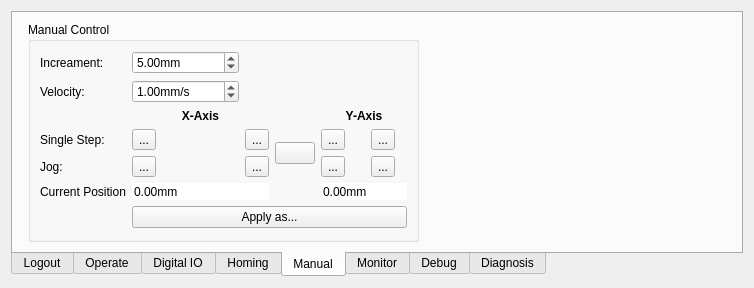
This is source/wnd/h2ops.ui in ww4u/mct-t4 as Qt 5 draws it before an edit. The edited form follows.
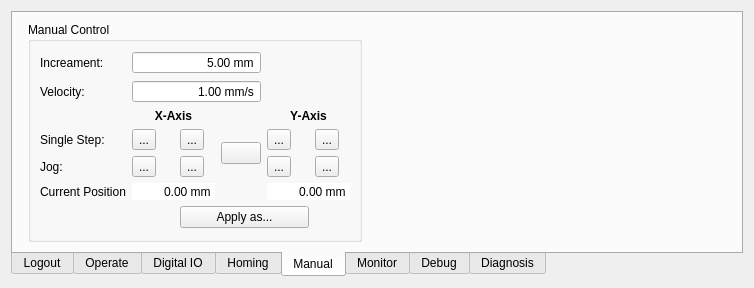
This is the edited form. The open tabs and pages were chosen to show the change. Icons and pictures are not drawn. Custom widgets are drawn as their Qt base class.

What changed in the file:
```diff
--- a/source/wnd/h2ops.ui
+++ b/source/wnd/h2ops.ui
@@ -29,7 +29,7 @@
       <enum>QTabWidget::South</enum>
      </property>
      <property name="currentIndex">
-      <number>5</number>
+      <number>3</number>
      </property>
      <property name="movable">
       <bool>true</bool>
@@ -79,6 +79,9 @@
             <property name="frame">
              <bool>false</bool>
             </property>
+            <property name="alignment">
+             <set>Qt::AlignRight|Qt::AlignTrailing|Qt::AlignVCenter</set>
+            </property>
             <property name="readOnly">
              <bool>true</bool>
             </property>
@@ -86,13 +89,13 @@
              <enum>QAbstractSpinBox::NoButtons</enum>
             </property>
             <property name="suffix">
-             <string>mm</string>
+             <string> mm</string>
             </property>
             <property name="minimum">
-             <double>-1000000000.000000000000000</double>
+             <double>-10000.000000000000000</double>
             </property>
             <property name="maximum">
-             <double>1000000000.000000000000000</double>
+             <double>10000.000000000000000</double>
             </property>
            </widget>
           </item>
@@ -107,6 +110,9 @@
             <property name="frame">
              <bool>false</bool>
             </property>
+            <property name="alignment">
+             <set>Qt::AlignRight|Qt::AlignTrailing|Qt::AlignVCenter</set>
+            </property>
             <property name="readOnly">
              <bool>true</bool>
             </property>
@@ -114,13 +120,13 @@
              <enum>QAbstractSpinBox::NoButtons</enum>
             </property>
             <property name="suffix">
-             <string>m</string>
+             <string> m</string>
             </property>
             <property name="minimum">
-             <double>-1000000000.000000000000000</double>
+             <double>-10000.000000000000000</double>
             </property>
             <property name="maximum">
-             <double>1000000000.000000000000000</double>
+             <double>10000.000000000000000</double>
             </property>
            </widget>
           </item>
@@ -156,6 +162,9 @@
             <property name="frame">
              <bool>false</bool>
             </property>
+            <property name="alignment">
+             <set>Qt::AlignRight|Qt::AlignTrailing|Qt::AlignVCenter</set>
+            </property>
             <property name="readOnly">
              <bool>true</bool>
             </property>
@@ -163,13 +172,13 @@
              <enum>QAbstractSpinBox::NoButtons</enum>
             </property>
             <property name="suffix">
-             <string>mm</string>
+             <string> mm</string>
             </property>
             <property name="minimum">
-             <double>-1000000000.000000000000000</double>
+             <double>-10000.000000000000000</double>
             </property>
             <property name="maximum">
-             <double>1000000000.000000000000000</double>
+             <double>10000.000000000000000</double>
             </property>
            </widget>
           </item>
@@ -184,6 +193,9 @@
             <property name="frame">
              <bool>false</bool>
             </property>
+            <property name="alignment">
+             <set>Qt::AlignRight|Qt::AlignTrailing|Qt::AlignVCenter</set>
+            </property>
             <property name="readOnly">
              <bool>true</bool>
             </property>
@@ -191,13 +203,13 @@
              <enum>QAbstractSpinBox::NoButtons</enum>
             </property>
             <property name="suffix">
-             <string>mm</string>
+             <string> mm</string>
             </property>
             <property name="minimum">
-             <double>-1000000000.000000000000000</double>
+             <double>-10000.000000000000000</double>
             </property>
             <property name="maximum">
-             <double>1000000000.000000000000000</double>
+             <double>10000.000000000000000</double>
             </property>
            </widget>
           </item>
@@ -226,6 +238,9 @@
             <property name="frame">
              <bool>false</bool>
             </property>
+            <property name="alignment">
+             <set>Qt::AlignRight|Qt::AlignTrailing|Qt::AlignVCenter</set>
+            </property>
             <property name="readOnly">
              <bool>true</bool>
             </property>
@@ -233,13 +248,13 @@
              <enum>QAbstractSpinBox::NoButtons</enum>
             </property>
             <property name="suffix">
-             <string>m</string>
+             <string> m</string>
             </property>
             <property name="minimum">
-             <double>-1000000000.000000000000000</double>
+             <double>-10000.000000000000000</double>
             </property>
             <property name="maximum">
-             <double>1000000000.000000000000000</double>
+             <double>10000.000000000000000</double>
             </property>
            </widget>
           </item>
@@ -268,6 +283,9 @@
             <property name="frame">
              <bool>false</bool>
             </property>
+            <property name="alignment">
+             <set>Qt::AlignRight|Qt::AlignTrailing|Qt::AlignVCenter</set>
+            </property>
             <property name="readOnly">
              <bool>true</bool>
             </property>
@@ -275,13 +293,13 @@
              <enum>QAbstractSpinBox::NoButtons</enum>
             </property>
             <property name="suffix">
-             <string>mm</string>
+             <string> mm</string>
             </property>
             <property name="minimum">
-             <double>-1000000000.000000000000000</double>
+             <double>-10000.000000000000000</double>
             </property>
             <property name="maximum">
-             <double>1000000000.000000000000000</double>
+             <double>10000.000000000000000</double>
             </property>
            </widget>
           </item>
@@ -296,6 +314,9 @@
             <property name="frame">
              <bool>false</bool>
             </property>
+            <property name="alignment">
+             <set>Qt::AlignRight|Qt::AlignTrailing|Qt::AlignVCenter</set>
+            </property>
             <property name="readOnly">
              <bool>true</bool>
             </property>
@@ -303,13 +324,13 @@
              <enum>QAbstractSpinBox::NoButtons</enum>
             </property>
             <property name="suffix">
-             <string>mm</string>
+             <string> mm</string>
             </property>
             <property name="minimum">
-             <double>-1000000000.000000000000000</double>
+             <double>-10000.000000000000000</double>
             </property>
             <property name="maximum">
-             <double>1000000000.000000000000000</double>
+             <double>10000.000000000000000</double>
             </property>
            </widget>
           </item>
@@ -665,6 +686,9 @@
             <property name="frame">
              <bool>false</bool>
             </property>
+            <property name="alignment">
+             <set>Qt::AlignRight|Qt::AlignTrailing|Qt::AlignVCenter</set>
+            </property>
             <property name="readOnly">
              <bool>true</bool>
             </property>
@@ -672,13 +696,13 @@
              <enum>QAbstractSpinBox::NoButtons</enum>
             </property>
             <property name="suffix">
-             <string>mm</string>
+             <string> mm</string>
             </property>
             <property name="minimum">
-             <double>-1000000000.000000000000000</double>
+             <double>-10000.000000000000000</double>
             </property>
             <property name="maximum">
-             <double>1000000000.000000000000000</double>
+             <double>10000.000000000000000</double>
             </property>
            </widget>
           </item>
@@ -718,6 +742,9 @@
             <property name="frame">
              <bool>false</bool>
             </property>
+            <property name="alignment">
+             <set>Qt::AlignRight|Qt::AlignTrailing|Qt::AlignVCenter</set>
+            </property>
             <property name="readOnly">
              <bool>true</bool>
             </property>
@@ -725,13 +752,13 @@
              <enum>QAbstractSpinBox::NoButtons</enum>
             </property>
             <property name="suffix">
-             <string>mm</string>
+             <string> mm</string>
             </property>
             <property name="minimum">
-             <double>-1000000000.000000000000000</double>
+             <double>-10000.000000000000000</double>
             </property>
             <property name="maximum">
-             <double>1000000000.000000000000000</double>
+             <double>10000.000000000000000</double>
             </property>
            </widget>
           </item>
@@ -798,22 +825,60 @@
          </property>
          <layout class="QGridLayout" name="gridLayout_4">
           <item row="0" column="0">
-           <widget class="QLabel" name="label">
-            <property name="text">
-             <string>Increament:</string>
+           <layout class="QGridLayout" name="gridLayout_3">
+            <item row="1" column="1" colspan="3">
+             <widget class="QDoubleSpinBox" name="doubleSpinBox_Velocity">
+              <property name="sizePolicy">
+               <sizepolicy hsizetype="Minimum" vsizetype="Fixed">
+                <horstretch>0</horstretch>
+                <verstretch>0</verstretch>
+               </sizepolicy>
+              </property>
+              <property name="alignment">
+               <set>Qt::AlignRight|Qt::AlignTrailing|Qt::AlignVCenter</set>
+              </property>
+              <property name="buttonSymbols">
+               <enum>QAbstractSpinBox::NoButtons</enum>
+              </property>
+              <property name="suffix">
+               <string> mm/s</string>
+              </property>
+              <property name="minimum">
+               <double>0.010000000000000</double>
+              </property>
+              <property name="maximum">
+               <double>500.000000000000000</double>
+              </property>
+              <property name="value">
+               <double>1.000000000000000</double>
             </property>
            </widget>
           </item>
-          <item row="0" column="1">
+            <item row="0" column="1" colspan="3">
            <widget class="QDoubleSpinBox" name="doubleSpinBox_Increament">
+              <property name="sizePolicy">
+               <sizepolicy hsizetype="Minimum" vsizetype="Fixed">
+                <horstretch>0</horstretch>
+                <verstretch>0</verstretch>
+               </sizepolicy>
+              </property>
+              <property name="alignment">
+               <set>Qt::AlignRight|Qt::AlignTrailing|Qt::AlignVCenter</set>
+              </property>
+              <property name="buttonSymbols">
+               <enum>QAbstractSpinBox::NoButtons</enum>
+              </property>
             <property name="suffix">
-             <string>mm</string>
+               <string> mm</string>
             </property>
             <property name="decimals">
              <number>2</number>
             </property>
+              <property name="minimum">
+               <double>0.010000000000000</double>
+              </property>
             <property name="maximum">
-             <double>10000.000000000000000</double>
+               <double>1000.000000000000000</double>
             </property>
             <property name="value">
              <double>5.000000000000000</double>
@@ -822,25 +887,46 @@
           </item>
           <item row="1" column="0">
            <widget class="QLabel" name="label_2">
+              <property name="sizePolicy">
+               <sizepolicy hsizetype="Preferred" vsizetype="Preferred">
+                <horstretch>0</horstretch>
+                <verstretch>0</verstretch>
+               </sizepolicy>
+              </property>
             <property name="text">
              <string>Velocity:</string>
             </property>
            </widget>
           </item>
-          <item row="1" column="1">
-           <widget class="QDoubleSpinBox" name="doubleSpinBox_Velocity">
+            <item row="5" column="1" colspan="2">
+             <widget class="QDoubleSpinBox" name="doubleSpinBox_currentPos_x">
+              <property name="font">
+               <font>
+                <weight>50</weight>
+                <bold>false</bold>
+               </font>
+              </property>
+              <property name="frame">
+               <bool>false</bool>
+              </property>
+              <property name="alignment">
+               <set>Qt::AlignRight|Qt::AlignTrailing|Qt::AlignVCenter</set>
+              </property>
+              <property name="readOnly">
+               <bool>true</bool>
+              </property>
+              <property name="buttonSymbols">
+               <enum>QAbstractSpinBox::NoButtons</enum>
+              </property>
             <property name="suffix">
-             <string>mm/s</string>
+               <string> mm</string>
             </property>
             <property name="minimum">
-             <double>0.010000000000000</double>
+               <double>-10000.000000000000000</double>
             </property>
             <property name="maximum">
              <double>10000.000000000000000</double>
             </property>
-            <property name="value">
-             <double>1.000000000000000</double>
-            </property>
            </widget>
           </item>
           <item row="2" column="1" colspan="2">
@@ -859,6 +945,100 @@
             </property>
            </widget>
           </item>
+            <item row="6" column="2" colspan="3">
+             <widget class="QPushButton" name="pushButton_apply">
+              <property name="text">
+               <string>Apply as...</string>
+              </property>
+             </widget>
+            </item>
+            <item row="5" column="4" colspan="2">
+             <widget class="QDoubleSpinBox" name="doubleSpinBox_currentPos_y">
+              <property name="font">
+               <font>
+                <weight>50</weight>
+                <bold>false</bold>
+               </font>
+              </property>
+              <property name="frame">
+               <bool>false</bool>
+              </property>
+              <property name="alignment">
+               <set>Qt::AlignRight|Qt::AlignTrailing|Qt::AlignVCenter</set>
+              </property>
+              <property name="readOnly">
+               <bool>true</bool>
+              </property>
+              <property name="buttonSymbols">
+               <enum>QAbstractSpinBox::NoButtons</enum>
+              </property>
+              <property name="suffix">
+               <string> mm</string>
+              </property>
+              <property name="minimum">
+               <double>-10000.000000000000000</double>
+              </property>
+              <property name="maximum">
+               <double>10000.000000000000000</double>
+              </property>
+             </widget>
+            </item>
+            <item row="3" column="2">
+             <widget class="QToolButton" name="toolButton_singlestep_x_inc">
+              <property name="sizePolicy">
+               <sizepolicy hsizetype="Fixed" vsizetype="Fixed">
+                <horstretch>0</horstretch>
+                <verstretch>0</verstretch>
+               </sizepolicy>
+              </property>
+              <property name="text">
+               <string>...</string>
+              </property>
+              <property name="icon">
+               <iconset resource="../res/res.qrc">
+                <normaloff>:/res/image/icon/arrow-right.png</normaloff>:/res/image/icon/arrow-right.png</iconset>
+              </property>
+              <property name="iconSize">
+               <size>
+                <width>40</width>
+                <height>16</height>
+               </size>
+              </property>
+             </widget>
+            </item>
+            <item row="3" column="1">
+             <widget class="QToolButton" name="toolButton_singlestep_x_dec">
+              <property name="sizePolicy">
+               <sizepolicy hsizetype="Fixed" vsizetype="Fixed">
+                <horstretch>0</horstretch>
+                <verstretch>0</verstretch>
+               </sizepolicy>
+              </property>
+              <property name="layoutDirection">
+               <enum>Qt::LeftToRight</enum>
+              </property>
+              <property name="text">
+               <string>...</string>
+              </property>
+              <property name="icon">
+               <iconset resource="../res/res.qrc">
+                <normaloff>:/res/image/icon/arrow-left.png</normaloff>:/res/image/icon/arrow-left.png</iconset>
+              </property>
+              <property name="iconSize">
+               <size>
+                <width>40</width>
+                <height>16</height>
+               </size>
+              </property>
+             </widget>
+            </item>
+            <item row="4" column="0">
+             <widget class="QLabel" name="label_5">
+              <property name="text">
+               <string>Jog:</string>
+              </property>
+             </widget>
+            </item>
           <item row="2" column="4" colspan="2">
            <widget class="QLabel" name="label_7">
             <property name="font">
@@ -875,52 +1055,6 @@
             </property>
            </widget>
           </item>
-          <item row="3" column="0">
-           <widget class="QLabel" name="label_3">
-            <property name="text">
-             <string>Single Step:</string>
-            </property>
-           </widget>
-          </item>
-          <item row="3" column="1">
-           <widget class="QToolButton" name="toolButton_singlestep_x_dec">
-            <property name="text">
-             <string>...</string>
-            </property>
-            <property name="icon">
-             <iconset resource="../res/res.qrc">
-              <normaloff>:/res/image/icon/arrow-left.png</normaloff>:/res/image/icon/arrow-left.png</iconset>
-            </property>
-           </widget>
-          </item>
-          <item row="3" column="2">
-           <widget class="QToolButton" name="toolButton_singlestep_x_inc">
-            <property name="text">
-             <string>...</string>
-            </property>
-            <property name="icon">
-             <iconset resource="../res/res.qrc">
-              <normaloff>:/res/image/icon/arrow-right.png</normaloff>:/res/image/icon/arrow-right.png</iconset>
-            </property>
-           </widget>
-          </item>
-          <item row="3" column="3" rowspan="2">
-           <widget class="QPushButton" name="pushButton_stop">
-            <property name="text">
-             <string/>
-            </property>
-            <property name="icon">
-             <iconset resource="../res/res.qrc">
-              <normaloff>:/res/image/icon/246.png</normaloff>:/res/image/icon/246.png</iconset>
-            </property>
-            <property name="iconSize">
-             <size>
-              <width>32</width>
-              <height>32</height>
-             </size>
-            </property>
-           </widget>
-          </item>
           <item row="3" column="4">
            <widget class="QToolButton" name="toolButton_singlestep_y_dec">
             <property name="text">
@@ -930,6 +1064,29 @@
              <iconset resource="../res/res.qrc">
               <normaloff>:/res/image/icon/arrow-left.png</normaloff>:/res/image/icon/arrow-left.png</iconset>
             </property>
+              <property name="iconSize">
+               <size>
+                <width>40</width>
+                <height>16</height>
+               </size>
+              </property>
+             </widget>
+            </item>
+            <item row="4" column="4">
+             <widget class="QToolButton" name="toolButton_jogmode_y_dec">
+              <property name="text">
+               <string>...</string>
+              </property>
+              <property name="icon">
+               <iconset resource="../res/res.qrc">
+                <normaloff>:/res/image/icon/arrow-left-2.png</normaloff>:/res/image/icon/arrow-left-2.png</iconset>
+              </property>
+              <property name="iconSize">
+               <size>
+                <width>40</width>
+                <height>16</height>
+               </size>
+              </property>
            </widget>
           </item>
           <item row="3" column="5">
@@ -941,28 +1098,59 @@
              <iconset resource="../res/res.qrc">
               <normaloff>:/res/image/icon/arrow-right.png</normaloff>:/res/image/icon/arrow-right.png</iconset>
             </property>
-           </widget>
-          </item>
-          <item row="4" column="0">
-           <widget class="QLabel" name="label_5">
-            <property name="text">
-             <string>Jog:</string>
+              <property name="iconSize">
+               <size>
+                <width>40</width>
+                <height>16</height>
+               </size>
             </property>
            </widget>
           </item>
           <item row="4" column="1">
            <widget class="QToolButton" name="toolButton_jogmode_x_dec">
+              <property name="sizePolicy">
+               <sizepolicy hsizetype="Fixed" vsizetype="Fixed">
+                <horstretch>0</horstretch>
+                <verstretch>0</verstretch>
+               </sizepolicy>
+              </property>
             <property name="text">
              <string>...</string>
             </property>
             <property name="icon">
              <iconset resource="../res/res.qrc">
               <normaloff>:/res/image/icon/arrow-left-2.png</normaloff>:/res/image/icon/arrow-left-2.png</iconset>
+              </property>
+              <property name="iconSize">
+               <size>
+                <width>40</width>
+                <height>16</height>
+               </size>
+              </property>
+             </widget>
+            </item>
+            <item row="3" column="0">
+             <widget class="QLabel" name="label_3">
+              <property name="text">
+               <string>Single Step:</string>
+              </property>
+             </widget>
+            </item>
+            <item row="5" column="0">
+             <widget class="QLabel" name="label_8">
+              <property name="text">
+               <string>Current Position</string>
             </property>
            </widget>
           </item>
           <item row="4" column="2">
            <widget class="QToolButton" name="toolButton_jogmode_x_inc">
+              <property name="sizePolicy">
+               <sizepolicy hsizetype="Fixed" vsizetype="Fixed">
+                <horstretch>0</horstretch>
+                <verstretch>0</verstretch>
+               </sizepolicy>
+              </property>
             <property name="text">
              <string>...</string>
             </property>
@@ -970,16 +1158,41 @@
              <iconset resource="../res/res.qrc">
               <normaloff>:/res/image/icon/arrow-right-2.png</normaloff>:/res/image/icon/arrow-right-2.png</iconset>
             </property>
-           </widget>
-          </item>
-          <item row="4" column="4">
-           <widget class="QToolButton" name="toolButton_jogmode_y_dec">
+              <property name="iconSize">
+               <size>
+                <width>40</width>
+                <height>16</height>
+               </size>
+              </property>
+             </widget>
+            </item>
+            <item row="3" column="3" rowspan="2">
+             <widget class="QPushButton" name="pushButton_stop">
             <property name="text">
-             <string>...</string>
+               <string/>
             </property>
             <property name="icon">
              <iconset resource="../res/res.qrc">
-              <normaloff>:/res/image/icon/arrow-left-2.png</normaloff>:/res/image/icon/arrow-left-2.png</iconset>
+                <normaloff>:/res/image/icon/246.png</normaloff>:/res/image/icon/246.png</iconset>
+              </property>
+              <property name="iconSize">
+               <size>
+                <width>32</width>
+                <height>32</height>
+               </size>
+              </property>
+             </widget>
+            </item>
+            <item row="0" column="0">
+             <widget class="QLabel" name="label">
+              <property name="sizePolicy">
+               <sizepolicy hsizetype="Preferred" vsizetype="Preferred">
+                <horstretch>0</horstretch>
+                <verstretch>0</verstretch>
+               </sizepolicy>
+              </property>
+              <property name="text">
+               <string>Increament:</string>
             </property>
            </widget>
           </item>
@@ -992,79 +1205,15 @@
              <iconset resource="../res/res.qrc">
               <normaloff>:/res/image/icon/arrow-right-2.png</normaloff>:/res/image/icon/arrow-right-2.png</iconset>
             </property>
-           </widget>
-          </item>
-          <item row="5" column="0">
-           <widget class="QLabel" name="label_8">
-            <property name="text">
-             <string>Current Position</string>
+              <property name="iconSize">
+               <size>
+                <width>40</width>
+                <height>16</height>
+               </size>
             </property>
            </widget>
           </item>
-          <item row="5" column="1" colspan="2">
-           <widget class="QDoubleSpinBox" name="doubleSpinBox_currentPos_x">
-            <property name="font">
-             <font>
-              <weight>50</weight>
-              <bold>false</bold>
-             </font>
-            </property>
-            <property name="frame">
-             <bool>false</bool>
-            </property>
-            <property name="readOnly">
-             <bool>true</bool>
-            </property>
-            <property name="buttonSymbols">
-             <enum>QAbstractSpinBox::NoButtons</enum>
-            </property>
-            <property name="suffix">
-             <string>mm</string>
-            </property>
-            <property name="minimum">
-             <double>-1000000000.000000000000000</double>
-            </property>
-            <property name="maximum">
-             <double>1000000000.000000000000000</double>
-            </property>
-           </widget>
-          </item>
-          <item row="5" column="4" colspan="2">
-           <widget class="QDoubleSpinBox" name="doubleSpinBox_currentPos_y">
-            <property name="font">
-             <font>
-              <weight>50</weight>
-              <bold>false</bold>
-             </font>
-            </property>
-            <property name="frame">
-             <bool>false</bool>
-            </property>
-            <property name="readOnly">
-             <bool>true</bool>
-            </property>
-            <property name="buttonSymbols">
-             <enum>QAbstractSpinBox::NoButtons</enum>
-            </property>
-            <property name="suffix">
-             <string>mm</string>
-            </property>
-            <property name="minimum">
-             <double>-1000000000.000000000000000</double>
-            </property>
-            <property name="maximum">
-             <double>1000000000.000000000000000</double>
-            </property>
-           </widget>
-          </item>
-          <item row="6" column="1" colspan="5">
-           <widget class="QPushButton" name="pushButton_apply">
-            <property name="text">
-             <string>Apply as...</string>
-            </property>
-           </widget>
-          </item>
-          <item row="7" column="1">
+            <item row="7" column="2">
            <spacer name="verticalSpacer_6">
             <property name="orientation">
              <enum>Qt::Vertical</enum>
@@ -1076,6 +1225,8 @@
              </size>
             </property>
            </spacer>
+            </item>
+           </layout>
           </item>
          </layout>
         </widget>
```
Lines whose indentation alone changed are shown as unchanged.
